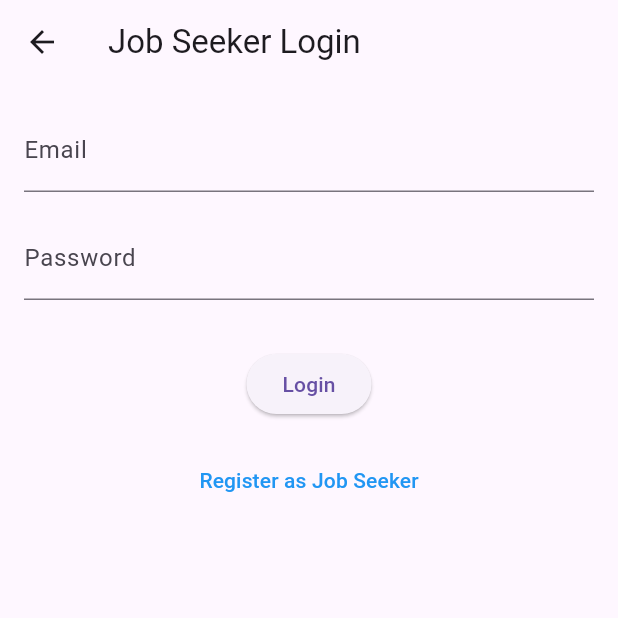
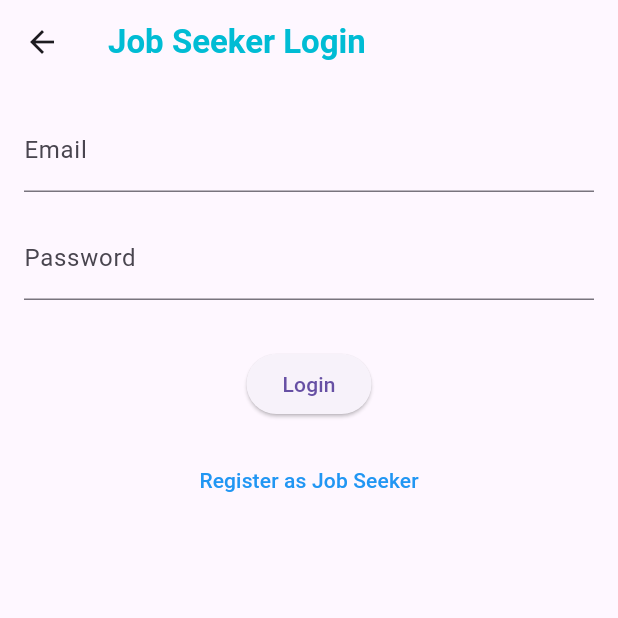
Before and after one commit to MostafaKhattab0/careerconnect, a Flutter app: the screen it shows after launch, after a tap on "Job Seeker", on a phone screen of 412 x 824 dp, the top half of it. Run offline on Flutter 3.47's test engine with Material 3 defaults, Android fonts, the light colour scheme and no system bars; our stand-ins replace animated_splash_screen, cloud_firestore, firebase_auth, firebase_core, firebase_storage, image_picker; accounts and stored records are empty; network calls fail.

Commit message:
finish splash screen

```diff
--- a/lib/auth/authSelection.dart
+++ b/lib/auth/authSelection.dart
@@ -6,7 +6,11 @@ class AuthSelection extends StatelessWidget {
     return Scaffold(
       appBar: AppBar(
         centerTitle: true,
-        title: Text("Select Role"),
+        title: Text("Select Role",
+          style: TextStyle(
+            fontWeight: FontWeight.w600,
+            color: Colors.cyan,
+          ),),
       ),
       body: Center(
         child: Row(
--- a/lib/auth/hrLogin.dart
+++ b/lib/auth/hrLogin.dart
@@ -38,7 +38,11 @@ class _HrLoginState extends State<HrLogin> {
   Widget build(BuildContext context) {
     return Scaffold(
       appBar: AppBar(
-        title: Text('HR Login'),
+        title: Text('HR Login',
+          style: TextStyle(
+            fontWeight: FontWeight.w600,
+            color: Colors.cyan,
+          ),),
       ),
       body: Padding(
         padding: const EdgeInsets.all(16.0),
--- a/lib/auth/hrRegistration.dart
+++ b/lib/auth/hrRegistration.dart
@@ -47,7 +47,11 @@ class _HrRegistrationState extends State<HrRegistration> {
   Widget build(BuildContext context) {
     return Scaffold(
       appBar: AppBar(
-        title: Text('HR Registration'),
+        title: Text('HR Registration',
+          style: TextStyle(
+            fontWeight: FontWeight.w600,
+            color: Colors.cyan,
+          ),),
       ),
       body: Padding(
         padding: const EdgeInsets.all(16.0),
--- a/lib/auth/jobSeekerLogin.dart
+++ b/lib/auth/jobSeekerLogin.dart
@@ -39,7 +39,11 @@ class _JobSeekerLoginState extends State<JobSeekerLogin> {
   Widget build(BuildContext context) {
     return Scaffold(
       appBar: AppBar(
-        title: Text('Job Seeker Login'),
+        title: Text('Job Seeker Login',
+          style: TextStyle(
+            fontWeight: FontWeight.w600,
+            color: Colors.cyan,
+          ),),
       ),
       body: Padding(
         padding: const EdgeInsets.all(16.0),
--- a/lib/main.dart
+++ b/lib/main.dart
@@ -1,3 +1,4 @@
+import 'package:careerconnect/splash_screen.dart';
 import 'package:flutter/material.dart';
 import 'package:firebase_core/firebase_core.dart';
 import 'auth/authSelection.dart';
@@ -26,10 +27,12 @@ class MyApp extends StatelessWidget {
   @override
   Widget build(BuildContext context) {
     return MaterialApp(
+      debugShowCheckedModeBanner: false,
       title: 'CareerConnect App',
       initialRoute: '/',
       routes: {
-        '/': (context) => AuthSelection(),
+        '/': (context) => SplashScreen(),
+        '/authSelection': (context) => AuthSelection(),
         '/hrLogin': (context) => HrLogin(),
         '/hrRegistration': (context) => HrRegistration(),
         '/jobSeekerLogin': (context) => JobSeekerLogin(),
--- /dev/null
+++ b/lib/splash_screen.dart
@@ -0,0 +1,25 @@
+
+import 'package:animated_splash_screen/animated_splash_screen.dart';
+import 'package:flutter/material.dart';
+
+import 'auth/authSelection.dart';
+
+class SplashScreen extends StatelessWidget {
+
+
+  @override
+  Widget build(BuildContext context) {
+    return Scaffold(
+      body: AnimatedSplashScreen(
+          splashIconSize: 200,
+          splashTransition: SplashTransition.fadeTransition,
+          splash: Padding(
+            padding: const EdgeInsets.all(8.0),
+            child: Image(image:
+              AssetImage("assets/images/careerconnect.jpg"),
+                  ),
+          ),
+          nextScreen: AuthSelection()),
+    );
+  }
+}
```
Also changed, not shown: lib/auth/jobSeekerRegistration.dart (+6 -1 lines), pubspec.yaml (+5 -2 lines), assets/images/careerconnect.jpg (added), pubspec.lock.
